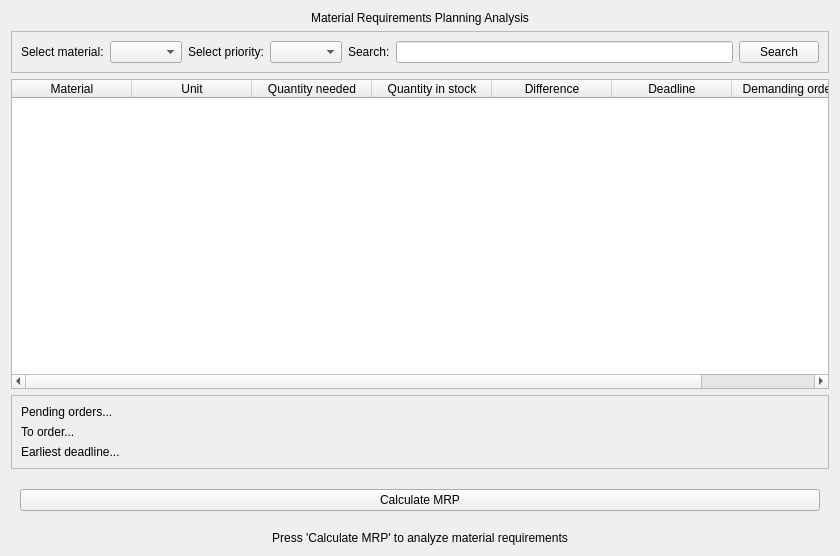
Before: the Qt Designer form ui/MRPView.ui in MagdaOleksandrTeam/ProductionPlanner, drawn with Qt 5.
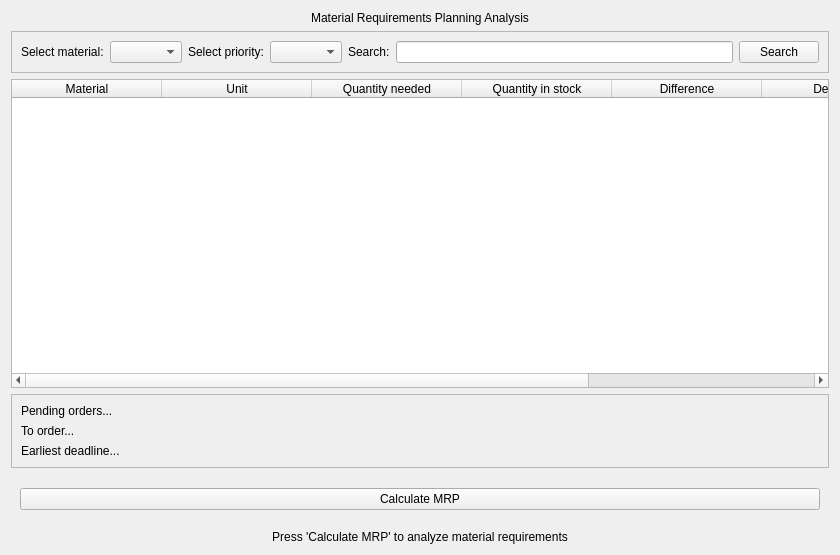
After: the same form once the commit is applied. Icons and pictures are not drawn.

Commit message: Complete MRP view: text search added, filters wired, tooltip fixes, final UI adjustments

```diff
--- a/ui/MRPView.ui
+++ b/ui/MRPView.ui
@@ -7,7 +7,7 @@
     <x>0</x>
     <y>0</y>
     <width>840</width>
-    <height>556</height>
+    <height>555</height>
    </rect>
   </property>
   <property name="windowTitle">
@@ -95,7 +95,7 @@
       <enum>QAbstractItemView::SelectionBehavior::SelectRows</enum>
      </property>
      <attribute name="horizontalHeaderDefaultSectionSize">
-      <number>120</number>
+      <number>150</number>
      </attribute>
      <attribute name="horizontalHeaderStretchLastSection">
       <bool>true</bool>
```
The commit also changes 1 other file.
